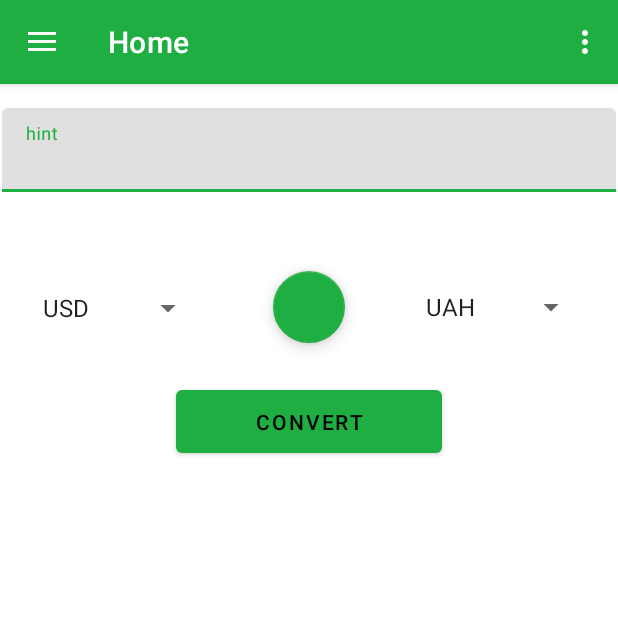
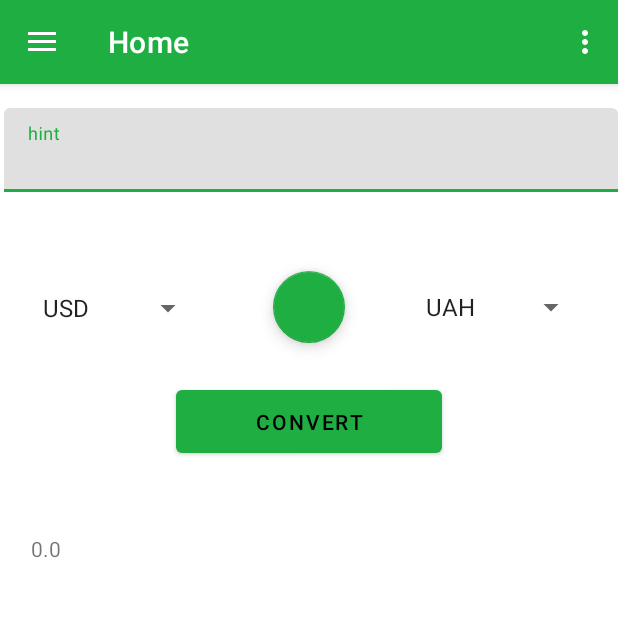
Before and after one commit to VladBlnO0/Converter, an Android app: the screen it shows after launch (MainActivity), after a tap on "CONVERT", on a phone screen of 412 x 824 dp, the top half of it. Run offline under Robolectric (Android 15) with nearby library versions, the phone set to English and light mode, and no system bars; our stand-ins replace navigation-ui; 1 statement that could not run was skipped.

Commit message:
Almost done

```diff
--- a/app/src/main/java/com/example/currencyconverter/MainActivity.kt
+++ b/app/src/main/java/com/example/currencyconverter/MainActivity.kt
@@ -22,9 +22,8 @@ class MainActivity : AppCompatActivity() {
 
     private lateinit var appBarConfiguration: AppBarConfiguration
     private lateinit var binding: ActivityMainBinding
-    private var valuesFirst = arrayOf("USD", "UAH")
-    private var valuesSecond = arrayOf("UAH", "USD")
-
+    private val valuesFirst = arrayOf("USD", "UAH")
+    private val valuesSecond = arrayOf("UAH", "USD")
 
     override fun onCreate(savedInstanceState: Bundle?) {
         super.onCreate(savedInstanceState)
@@ -70,9 +69,22 @@ class MainActivity : AppCompatActivity() {
         };
 
         binding.appBarMain.convertbutton.setOnClickListener { view ->
-            val input = binding.appBarMain.input.text.toString()
-            binding.appBarMain.output.text = input
+            var input = binding.appBarMain.input.text.toString()
+            val forMath = input.toDouble()
+            val result = forMath * 2
+            binding.appBarMain.output.text = result.toString()
         }
+
+//        binding.appBarMain.convertbutton.setOnClickListener { view ->
+//            val inputText = binding.appBarMain.input.text.toString()
+//            val input = inputText.toDoubleOrNull()
+//            if (input != null) {
+//                val result = input * 2
+//                binding.appBarMain.output.text = result.toString()
+//            } else {
+//                Toast.makeText(this, "Invalid input", Toast.LENGTH_SHORT).show()
+//            }
+//        }
 
         val drawerLayout: DrawerLayout = binding.drawerLayout
         val navView: NavigationView = binding.navView
--- a/app/src/main/res/layout/app_bar_main.xml
+++ b/app/src/main/res/layout/app_bar_main.xml
@@ -83,9 +83,7 @@
             android:textColor="@color/black"
             app:layout_constraintBottom_toTopOf="@+id/output"
             app:layout_constraintEnd_toEndOf="parent"
-            app:layout_constraintStart_toStartOf="parent"
-            app:layout_constraintTop_toTopOf="@+id/textInputLayout"
-            app:layout_constraintVertical_bias="1.0" />
+            app:layout_constraintStart_toStartOf="parent" />
 
     <TextView
         android:id="@+id/output"
@@ -100,26 +98,19 @@
         app:layout_constraintVertical_bias="0.254" />
 
         <com.google.android.material.textfield.TextInputLayout
-        android:id="@+id/textInputLayout"
-        android:layout_width="409dp"
-        android:layout_height="wrap_content"
-        tools:layout_editor_absoluteX="1dp"
-        tools:layout_editor_absoluteY="199dp" />
-
-    <com.google.android.material.textfield.TextInputLayout
             android:id="@+id/textInputLayout2"
             android:layout_width="409dp"
             android:layout_height="wrap_content"
             android:layout_marginTop="24dp"
             app:layout_constraintEnd_toEndOf="parent"
-        app:layout_constraintStart_toStartOf="@+id/textInputLayout"
             app:layout_constraintTop_toBottomOf="@+id/tabLayout">
 
             <com.google.android.material.textfield.TextInputEditText
                 android:id="@+id/input"
                 android:layout_width="match_parent"
                 android:layout_height="wrap_content"
-            android:hint="hint" />
+                android:hint="hint"
+                android:inputType="number|numberDecimal" />
         </com.google.android.material.textfield.TextInputLayout>
 
         <com.google.android.material.floatingactionbutton.FloatingActionButton
```
Lines whose indentation alone changed are shown as unchanged.
